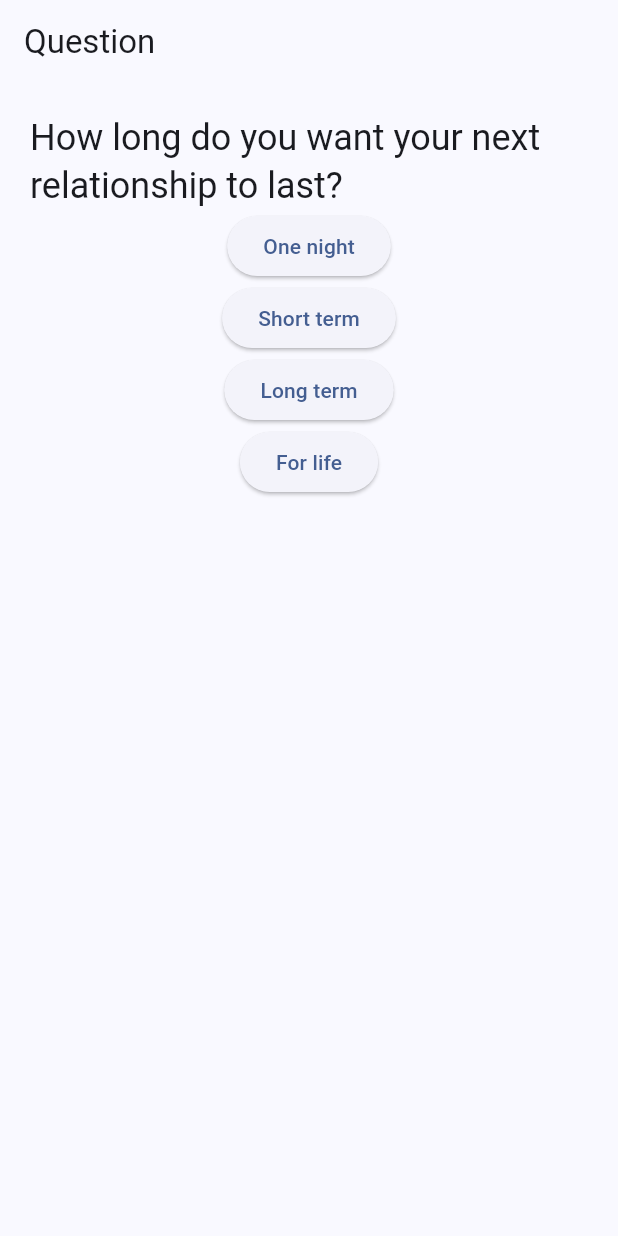
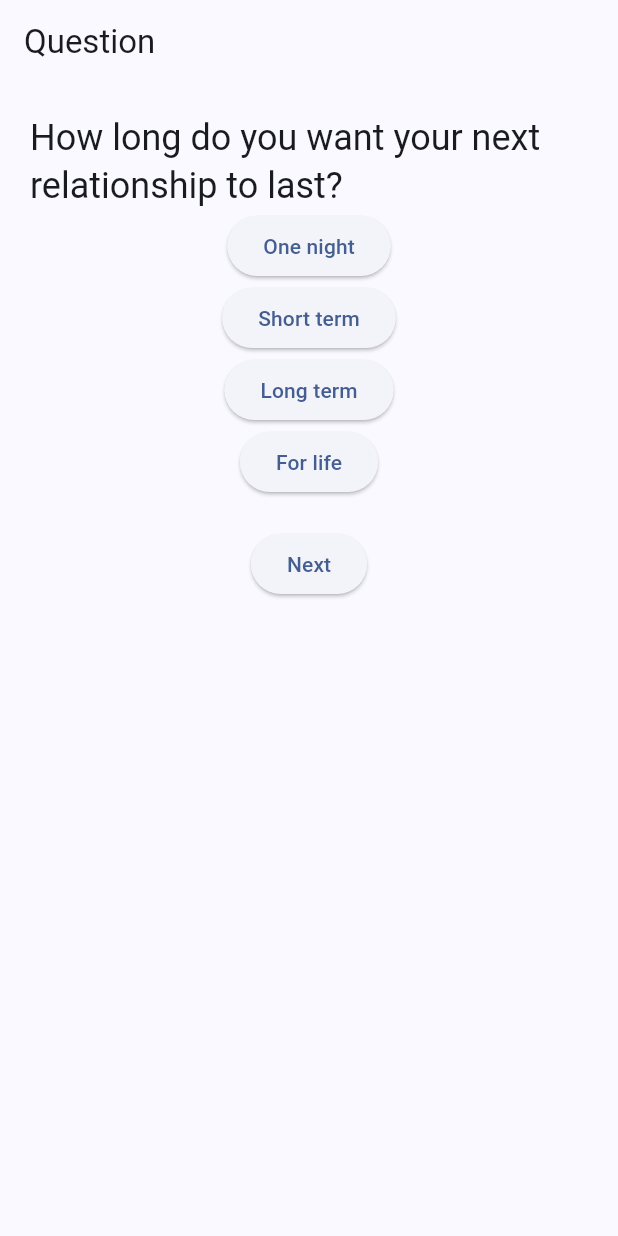
Before and after one commit to Deep-Connections/flutter_app, a Flutter app: the screen it shows once a user with an empty profile is signed in, on a phone screen of 412 x 824 dp. Run offline on Flutter 3.47's test engine with Material 3 defaults, Android fonts, the phone set to English and light mode, and no system bars; our stand-ins replace cloud_firestore, firebase_auth, firebase_core, freezed_annotation, get_it, go_router and 2 more; missing offline and left inert: age_calculator; accounts and stored records are empty; generated files the repository leaves out were written again.

Commit message:
Generic Future Builder and selecting answers of questions

```diff
--- a/lib/models/question/question.dart
+++ b/lib/models/question/question.dart
@@ -22,7 +22,7 @@ class Question {
 }
 
 class Answer {
-  final int value;
+  final String value;
   final LocKey answerText;
 
   Answer(this.value, this.answerText);
@@ -32,10 +32,10 @@ final relationShipTypeQuestion = Question(
   id: '1',
   questionText: LocKey((loc) => loc.question_relationshipType_question),
   answers: [
-    Answer(1, LocKey((loc) => loc.question_relationshipType_answer1)),
-    Answer(2, LocKey((loc) => loc.question_relationshipType_answer2)),
-    Answer(3, LocKey((loc) => loc.question_relationshipType_answer3)),
-    Answer(4, LocKey((loc) => loc.question_relationshipType_answer4)),
+    Answer('1', LocKey((loc) => loc.question_relationshipType_answer1)),
+    Answer('2', LocKey((loc) => loc.question_relationshipType_answer2)),
+    Answer('3', LocKey((loc) => loc.question_relationshipType_answer3)),
+    Answer('4', LocKey((loc) => loc.question_relationshipType_answer4)),
   ],
   fromProfile: (p) => p.question1,
   updateProfile: (p, r) => p.copyWith(question1: r),
--- a/lib/navigation/profile_navigation.dart
+++ b/lib/navigation/profile_navigation.dart
@@ -8,6 +8,7 @@ import 'package:deep_connections/screens/question/question_screen.dart';
 import 'package:go_router/go_router.dart';
 
 import '../config/injectable.dart';
+import '../models/question/question.dart';
 import '../services/user/user_service.dart';
 import '../services/user/user_state.dart';
 
@@ -26,7 +27,11 @@ final profileRoutes = GoRoute(
       GoRoute(
         path: ProfileRoutes.relationshipType.path,
         builder: (context, state) {
-          return const QuestionScreen();
+          return QuestionScreen(
+            profileService: getIt(),
+            question: relationShipTypeQuestion,
+            navigate: () => context.push(ProfileRoutes.name.fullPath),
+          );
         },
       ),
       GoRoute(
--- /dev/null
+++ b/lib/screens/components/future_builder.dart
@@ -0,0 +1,30 @@
+import 'package:flutter/material.dart';
+
+class GenericFutureBuilder<T> extends StatelessWidget {
+  final Future<T> data;
+  final Widget Function(BuildContext context, T data) builder;
+
+  const GenericFutureBuilder({
+    Key? key,
+    required this.data,
+    required this.builder,
+  }) : super(key: key);
+
+  @override
+  Widget build(BuildContext context) {
+    return FutureBuilder<T>(
+      future: data,
+      builder: (context, snapshot) {
+        if (snapshot.connectionState == ConnectionState.waiting) {
+          return const Center(child: CircularProgressIndicator());
+        } else if (snapshot.hasError) {
+          return Center(child: Text('Error: ${snapshot.error}'));
+        } else if (snapshot.hasData) {
+          return builder(context, snapshot.data as T);
+        } else {
+          return const Center(child: Text('No data'));
+        }
+      },
+    );
+  }
+}
--- a/lib/screens/question/components/question_tile.dart
+++ /dev/null
@@ -1,27 +0,0 @@
-import 'package:deep_connections/models/question/question.dart';
-import 'package:flutter/material.dart';
-import 'package:flutter_gen/gen_l10n/app_localizations.dart';
-
-class QuestionWidget extends StatefulWidget {
-  final Question question;
-
-  const QuestionWidget({super.key, required this.question});
-
-  @override
-  State<QuestionWidget> createState() => _QuestionWidgetState();
-}
-
-class _QuestionWidgetState extends State<QuestionWidget> {
-  @override
-  Widget build(BuildContext context) {
-    final loc = AppLocalizations.of(context);
-    return Column(
-      children: [
-        Text(widget.question.questionText.localize(loc),
-            style: Theme.of(context).textTheme.headlineSmall),
-        ...widget.question.answers.map((a) => ElevatedButton(
-            onPressed: () {}, child: Text(a.answerText.localize(loc))))
-      ],
-    );
-  }
-}
--- /dev/null
+++ b/lib/screens/question/components/question_widget.dart
@@ -0,0 +1,49 @@
+import 'package:deep_connections/models/profile/profile.dart';
+import 'package:deep_connections/models/question/question.dart';
+import 'package:deep_connections/screens/profile/components/gender_button.dart';
+import 'package:flutter/material.dart';
+import 'package:flutter_gen/gen_l10n/app_localizations.dart';
+
+class QuestionWidget extends StatefulWidget {
+  final Question question;
+  final Profile profile;
+
+  const QuestionWidget(
+      {super.key, required this.question, required this.profile});
+
+  @override
+  State<QuestionWidget> createState() => _QuestionWidgetState();
+}
+
+class _QuestionWidgetState extends State<QuestionWidget> {
+  late List<String> selectedAnswer = [];
+
+  @override
+  void initState() {
+    super.initState();
+    final response = widget.question.fromProfile(widget.profile)?.response;
+
+    if (response != null) {
+      selectedAnswer = response;
+    }
+  }
+
+  @override
+  Widget build(BuildContext context) {
+    final loc = AppLocalizations.of(context);
+    return Column(
+      children: [
+        Text(widget.question.questionText.localize(loc),
+            style: Theme.of(context).textTheme.headlineSmall),
+        ...widget.question.answers.map((a) => SelectableButton(
+            onPressed: () {
+              setState(() {
+                selectedAnswer = [a.value];
+              });
+            },
+            selected: selectedAnswer.contains(a.value),
+            text: a.answerText.localize(loc))),
+      ],
+    );
+  }
+}
--- a/lib/screens/question/question_screen.dart
+++ b/lib/screens/question/question_screen.dart
@@ -1,17 +1,34 @@
 import 'package:deep_connections/models/question/question.dart';
 import 'package:deep_connections/screens/components/base_screen.dart';
 import 'package:deep_connections/screens/components/dc_column.dart';
-import 'package:deep_connections/screens/question/components/question_tile.dart';
+import 'package:deep_connections/screens/components/future_builder.dart';
+import 'package:deep_connections/screens/question/components/question_widget.dart';
+import 'package:deep_connections/services/profile/profile_service.dart';
 import 'package:flutter/material.dart';
 
 class QuestionScreen extends StatelessWidget {
-  const QuestionScreen({super.key});
+  final Question question;
+  final void Function() navigate;
+  final ProfileService profileService;
+
+  const QuestionScreen(
+      {super.key,
+      required this.question,
+      required this.navigate,
+      required this.profileService});
 
   @override
   Widget build(BuildContext context) {
     return BaseScreen(
         title: 'Question',
-        body: DcColumn(
-            children: [QuestionWidget(question: relationShipTypeQuestion)]));
+        body: GenericFutureBuilder(
+          data: profileService.profile,
+          builder: (context, profile) {
+            return DcColumn(children: [
+              QuestionWidget(question: question, profile: profile),
+              ElevatedButton(onPressed: navigate, child: const Text('Next'))
+            ]);
+          },
+        ));
   }
 }
```
